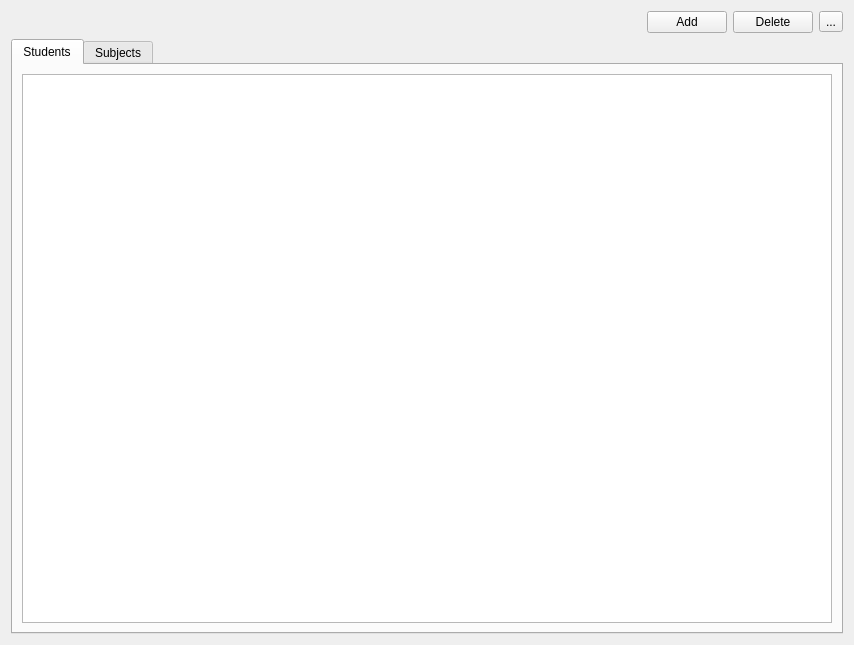
This is Classes/ClassesModule.ui in DStalytenkoDev/SchoolCRM as Qt 5 draws it before an edit. The edited form follows.
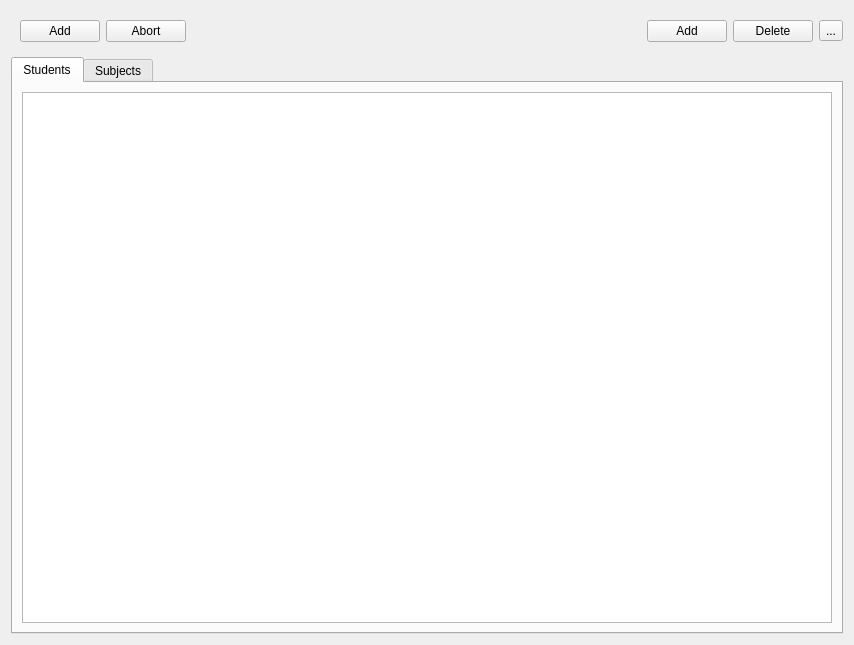
This is the edited form.

Commit message: completed ClassCreationDialog in develope ClassesModule

Diff of the .ui file:
```diff
--- a/Classes/ClassesModule.ui
+++ b/Classes/ClassesModule.ui
@@ -16,6 +16,26 @@
   <layout class="QVBoxLayout" name="verticalLayout">
    <item>
     <layout class="QHBoxLayout" name="menuLayout">
+     <item>
+      <widget class="QFrame" name="itemAdditionMenu">
+       <layout class="QHBoxLayout" name="additionMenuLayout">
+        <item>
+         <widget class="QPushButton" name="confirmItemAddition">
+          <property name="text">
+           <string>Add</string>
+          </property>
+         </widget>
+        </item>
+        <item>
+         <widget class="QPushButton" name="abortItemAddition">
+          <property name="text">
+           <string>Abort</string>
+          </property>
+         </widget>
+        </item>
+       </layout>
+      </widget>
+     </item>
      <item>
       <spacer name="horizontalSpacer">
        <property name="orientation">
```
Left out of the diff: 4 changed lines with no effect on the pictures. The commit also changes 6 other files.
